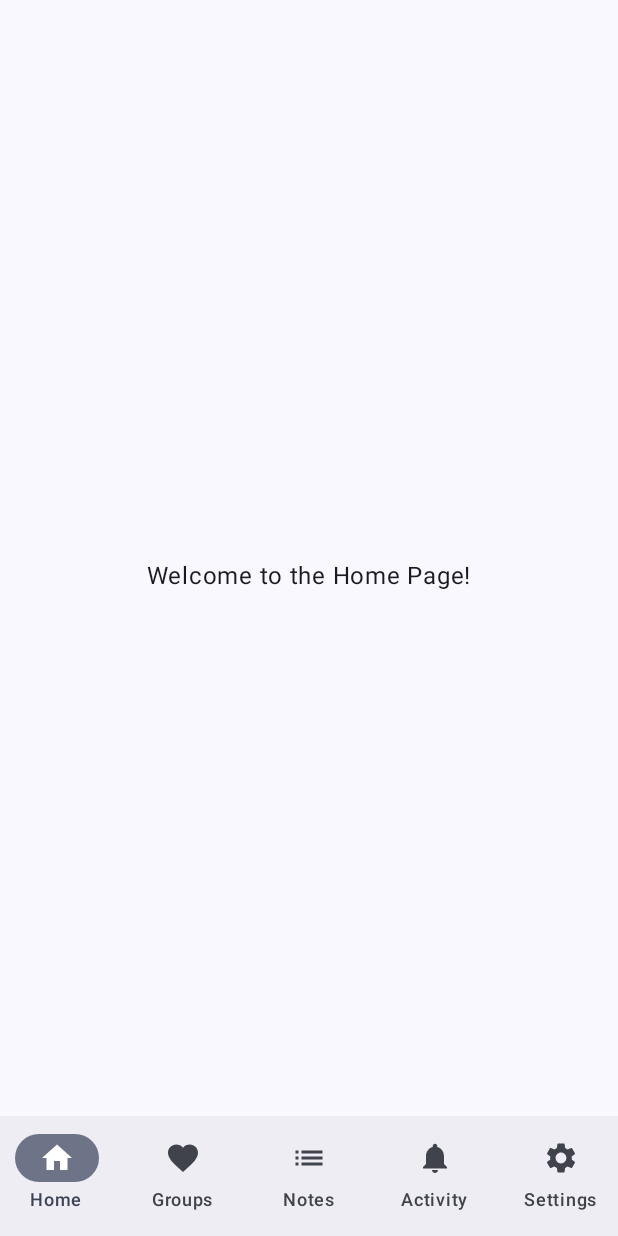
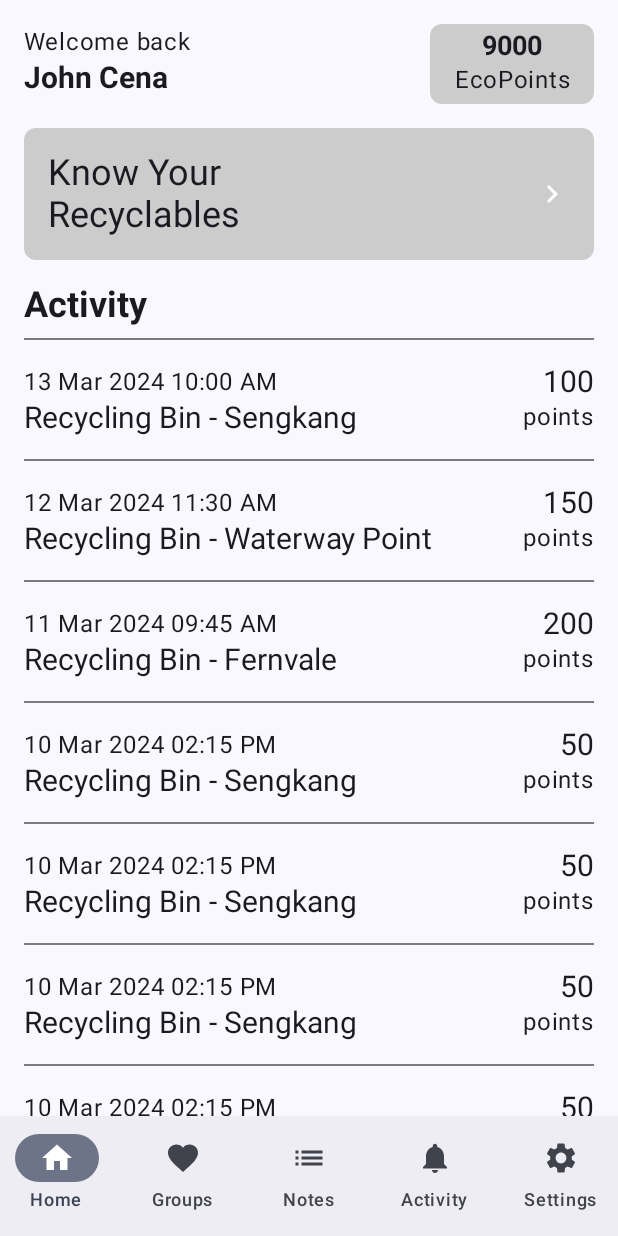
Before and after one commit to Morenokoko/PSD2_T12, an Android app built with Jetpack Compose: the HomePage screen opened through its navigation route, on a phone screen of 412 x 824 dp. Run offline under Robolectric (Android 15) with nearby library versions, the phone set to English and light mode, and no system bars.

Commit message:
basic homepage

```diff
--- a/frontend/app/src/main/java/com/example/ecoranger/HomePage.kt
+++ b/frontend/app/src/main/java/com/example/ecoranger/HomePage.kt
@@ -2,10 +2,26 @@ package com.example.ecoranger
 
 import BackHandler
 import android.annotation.SuppressLint
+import androidx.compose.foundation.background
+import androidx.compose.foundation.clickable
 import androidx.compose.foundation.layout.Arrangement
+import androidx.compose.foundation.layout.Box
 import androidx.compose.foundation.layout.Column
+import androidx.compose.foundation.layout.Row
+import androidx.compose.foundation.layout.Spacer
 import androidx.compose.foundation.layout.fillMaxSize
+import androidx.compose.foundation.layout.fillMaxWidth
+import androidx.compose.foundation.layout.height
 import androidx.compose.foundation.layout.padding
+import androidx.compose.foundation.lazy.LazyColumn
+import androidx.compose.foundation.lazy.items
+import androidx.compose.foundation.shape.RoundedCornerShape
+import androidx.compose.material.icons.Icons
+import androidx.compose.material.icons.filled.ArrowForward
+import androidx.compose.material.icons.filled.KeyboardArrowRight
+import androidx.compose.material3.Button
+import androidx.compose.material3.Divider
+import androidx.compose.material3.Icon
 import androidx.compose.material3.Scaffold
 import androidx.compose.material3.Text
 import androidx.compose.runtime.Composable
@@ -14,7 +30,12 @@ import androidx.compose.runtime.mutableStateOf
 import androidx.compose.runtime.remember
 import androidx.compose.ui.Alignment
 import androidx.compose.ui.Modifier
+import androidx.compose.ui.graphics.Color
+import androidx.compose.ui.text.TextStyle
+import androidx.compose.ui.text.font.FontWeight
+import androidx.compose.ui.text.style.TextAlign
 import androidx.compose.ui.unit.dp
+import androidx.compose.ui.unit.sp
 import androidx.navigation.NavHostController
 
 @SuppressLint("UnusedMaterial3ScaffoldPaddingParameter")
@@ -22,37 +43,145 @@ import androidx.navigation.NavHostController
 fun HomePage(navController: NavHostController, selectedItem: MutableState<Int>) {
     val exitDialogShown = remember { mutableStateOf(false) }
 
-    BackHandler(
-        onBackPressed = {
+    BackHandler(onBackPressed = {
         exitDialogShown.value = true
-        }
-    )
+    })
 
     if (exitDialogShown.value) {
-        ExitConfirmationDialog(
-            onConfirm = {
+        ExitConfirmationDialog(onConfirm = {
             exitApp()
-            },
-            onDismiss = {
+        }, onDismiss = {
             exitDialogShown.value = false
-            }
-        )
+        })
     }
 
-    Scaffold(
-        bottomBar = { BottomNavigationBar(navController, selectedItem)},
-        content = {
+    Scaffold(bottomBar = { BottomNavigationBar(navController, selectedItem) }, content = {
         Column(
             modifier = Modifier
                 .fillMaxSize()
-                    .padding(bottom = 56.dp), // Adjust the padding to fit your needs
+                .padding(16.dp),
+            verticalArrangement = Arrangement.Top,
+        ) {
+            Row(
+                modifier = Modifier.fillMaxWidth()
+            ) {
+                Column {
+                    Text("Welcome back")
+                    Text(
+                        text = "John Cena", style = TextStyle(
+                            fontSize = 20.sp, fontWeight = FontWeight.Bold
+                        )
+                    )
+                }
+                Spacer(Modifier.weight(1f))
+                Box(
+                    modifier = Modifier
+                        .clickable { /* Add your click handling logic here */ }
+                        .background(color = Color.LightGray, shape = RoundedCornerShape(8.dp)),
+                ) {
+                    Column(
+                        horizontalAlignment = Alignment.CenterHorizontally,
                         verticalArrangement = Arrangement.Center,
-                horizontalAlignment = Alignment.CenterHorizontally
+                        modifier = Modifier.padding(horizontal = 16.dp, vertical = 4.dp)
                     ) {
-                Text("Welcome to the Home Page!")
+                        Text(
+                            text = "9000", textAlign = TextAlign.Center, style = TextStyle(
+                                fontSize = 18.sp, fontWeight = FontWeight.Bold
+                            )
+                        )
+                        Text(
+                            text = "EcoPoints", textAlign = TextAlign.Center
+                        )
                     }
                 }
+            }
+            Spacer(modifier = Modifier.height(16.dp))
+            Box(
+                modifier = Modifier
+                    .fillMaxWidth()
+                    .clickable { /* Add your click handling logic here */ }
+                    .background(color = Color.LightGray, shape = RoundedCornerShape(8.dp)),
+            ) {
+                Row(
+                    modifier = Modifier
+                        .fillMaxWidth()
+                        .padding(16.dp),
+                    verticalAlignment = Alignment.CenterVertically
+                ) {
+                    Text(
+                        text = "Know Your\nRecyclables", style = TextStyle(
+                            fontSize = 24.sp
                         )
+                    )
+                    Spacer(Modifier.weight(1f))
+                    Icon(
+                        imageVector = Icons.Default.KeyboardArrowRight,
+                        contentDescription = "Arrow Right",
+                        tint = Color.White
+                    )
+                }
+            }
+            Spacer(modifier = Modifier.height(16.dp))
+            Text(
+                text = "Activity", style = TextStyle(
+                    fontSize = 24.sp, fontWeight = FontWeight.Bold
+                )
+            )
+            Divider(modifier = Modifier.padding(top = 8.dp))
+            if (activityList != null && activityList.isEmpty()) {
+                Column(
+                    modifier = Modifier
+                        .fillMaxSize()
+                        .padding(top = 16.dp),
+                    horizontalAlignment = Alignment.CenterHorizontally,
+                ) {
+                    Text(
+                        text = "No recycling activity\nStart recycling now!",
+                        style = TextStyle(fontSize = 20.sp, textAlign = TextAlign.Center)
+                    )
+                }
+            } else {
+                LazyColumn {
+                    items(activityList) { activity ->
+                        Row(
+                            modifier = Modifier
+                                .fillMaxWidth()
+                                .padding(vertical = 16.dp),
+                            horizontalArrangement = Arrangement.SpaceBetween
+                        ) {
+                            Column(
+                                verticalArrangement = Arrangement.Center,
+                            ) {
+                                Text(
+                                    text = "${activity.date} ${activity.time}",
+                                )
+                                Text(
+                                    text = "${activity.location}", style = TextStyle(
+                                        fontSize = 20.sp
+                                    )
+                                )
+                            }
+                            Spacer(Modifier.weight(1f))
+                            Column(
+                                horizontalAlignment = Alignment.End,
+                                verticalArrangement = Arrangement.Center,
+                            ) {
+                                Text(
+                                    text = "${activity.points}", style = TextStyle(
+                                        fontSize = 20.sp
+                                    )
+                                )
+                                Text(
+                                    text = "points"
+                                )
+                            }
+                        }
+                        Divider()
+                    }
+                }
+            }
+        }
+    })
 }
 
 
--- /dev/null
+++ b/frontend/app/src/main/java/com/example/ecoranger/TempData.kt
@@ -0,0 +1,22 @@
+package com.example.ecoranger
+
+data class Activity(
+    val date: String,
+    val time: String,
+    val location: String,
+    val points: Int
+)
+
+//val activityList: List<Activity> = emptyList() // for testing
+
+val activityList = listOf(
+    Activity("13 Mar 2024", "10:00 AM", "Recycling Bin - Sengkang", 100),
+    Activity("12 Mar 2024", "11:30 AM", "Recycling Bin - Waterway Point", 150),
+    Activity("11 Mar 2024", "09:45 AM", "Recycling Bin - Fernvale", 200),
+    Activity("10 Mar 2024", "02:15 PM", "Recycling Bin - Sengkang", 50),
+    Activity("10 Mar 2024", "02:15 PM", "Recycling Bin - Sengkang", 50),
+    Activity("10 Mar 2024", "02:15 PM", "Recycling Bin - Sengkang", 50),
+    Activity("10 Mar 2024", "02:15 PM", "Recycling Bin - Sengkang", 50),
+    Activity("10 Mar 2024", "02:15 PM", "Recycling Bin - Sengkang", 50),
+//  Add more activities as needed
+)
--- /dev/null
+++ b/frontend/app/src/main/java/com/example/ecoranger/data/Activity.kt
@@ -0,0 +1,15 @@
+package com.example.ecoranger.data
+
+data class Activity(
+    val date: String,
+    val time: String,
+    val points: Int
+)
+
+val activityList = listOf(
+    Activity("2024-03-01", "10:00 AM", 100),
+    Activity("2024-03-02", "11:30 AM", 150),
+    Activity("2024-03-03", "09:45 AM", 200),
+    Activity("2024-03-04", "02:15 PM", 50),
+    // Add more activities as needed
+)
```
Lines whose indentation alone changed are shown as unchanged.
